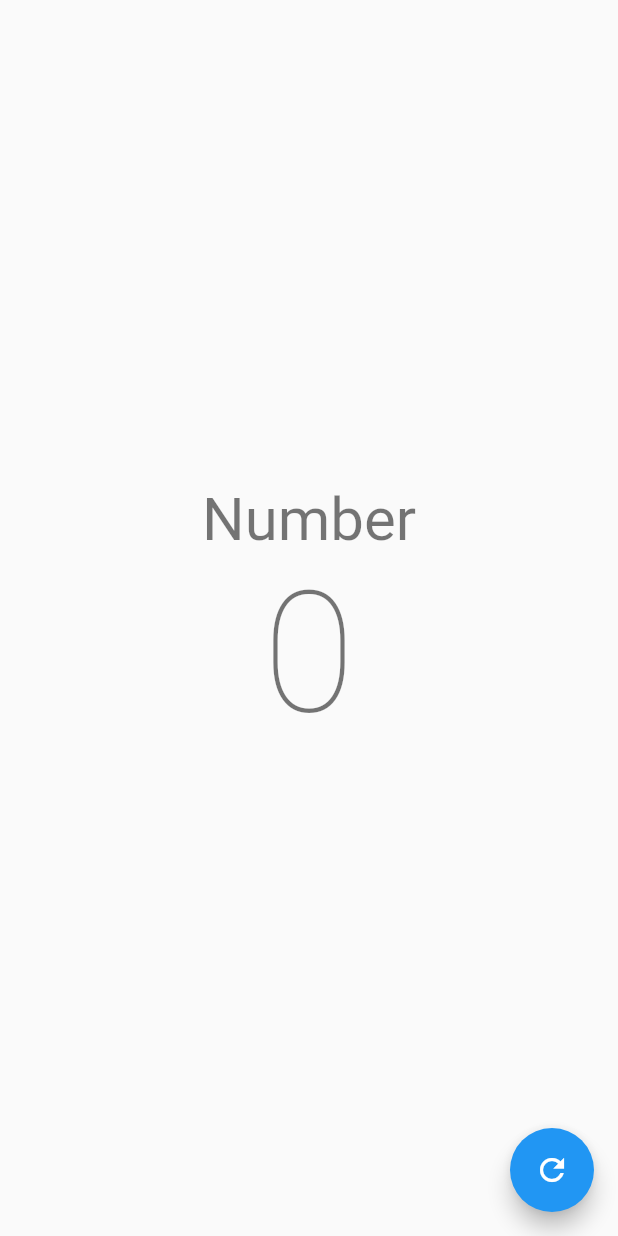
After one commit to charger513/flutter_demos, a Flutter app: the screen it shows after launch, after a tap on "RNG Animation", on a phone screen of 412 x 824 dp. The commit adds this screen. Run offline on Flutter 3.47's test engine with Material 2 defaults, Android fonts, the light colour scheme and no system bars; our stand-ins replace google_fonts, syncfusion_flutter_sliders.

Commit message:
Add rng animation page

```diff
--- a/lib/home_page.dart
+++ b/lib/home_page.dart
@@ -5,6 +5,7 @@ import 'package:flutter_portafolio/list_animation/ui/pages/list_animation_page.d
 import 'package:flutter_portafolio/page_view_center_scale/ui/pages/page_view_center_scale_page.dart';
 import 'package:flutter_portafolio/parallax_scroll/ui/pages/parallax_page.dart';
 import 'package:flutter_portafolio/particles_animations/ui/pages/particles_animations_page.dart';
+import 'package:flutter_portafolio/rng_animation/ui/pages/rng_animation_page.dart';
 import 'package:flutter_portafolio/wave_animation/ui/pages/wave_animation_page.dart';
 import 'package:google_fonts/google_fonts.dart';
 
@@ -63,8 +64,8 @@ class HomePage extends StatelessWidget {
                   ),
                   trailing: const Icon(Icons.chevron_right),
                   onTap: () {
-                    Navigator.of(context).push(
-                        MaterialPageRoute(builder: (_) => ParallaxPage()));
+                    Navigator.of(context).push(MaterialPageRoute(
+                        builder: (_) => const ParallaxPage()));
                   },
                 ),
               ),
@@ -110,7 +111,7 @@ class HomePage extends StatelessWidget {
                   onTap: () {
                     Navigator.of(context).push(
                       MaterialPageRoute(
-                        builder: (_) => ParticlesAnimationsPage(),
+                        builder: (_) => const ParticlesAnimationsPage(),
                       ),
                     );
                   },
@@ -126,7 +127,23 @@ class HomePage extends StatelessWidget {
                   onTap: () {
                     Navigator.of(context).push(
                       MaterialPageRoute(
-                        builder: (_) => WaveAnimationPage(),
+                        builder: (_) => const WaveAnimationPage(),
+                      ),
+                    );
+                  },
+                ),
+              ),
+              Card(
+                child: ListTile(
+                  title: Text(
+                    'RNG Animation',
+                    style: GoogleFonts.merriweatherSans(),
+                  ),
+                  trailing: const Icon(Icons.chevron_right),
+                  onTap: () {
+                    Navigator.of(context).push(
+                      MaterialPageRoute(
+                        builder: (_) => const RngAnimationPage(),
                       ),
                     );
                   },
--- /dev/null
+++ b/lib/rng_animation/ui/pages/rng_animation_page.dart
@@ -0,0 +1,98 @@
+import 'dart:math';
+
+import 'package:flutter/material.dart';
+
+class RngAnimationPage extends StatefulWidget {
+  const RngAnimationPage({super.key});
+
+  @override
+  State<RngAnimationPage> createState() => _RngAnimationPageState();
+}
+
+class _RngAnimationPageState extends State<RngAnimationPage>
+    with SingleTickerProviderStateMixin {
+  late final AnimationController _controller;
+  int randomNumber = 0;
+  int lastAnimationNumber = 0;
+  int currentAnimationNumber = 0;
+
+  @override
+  void initState() {
+    super.initState();
+    _controller = AnimationController(
+      duration: const Duration(seconds: 5),
+      vsync: this,
+    );
+
+    final tween = IntTween(begin: 0, end: 50)
+        .animate(CurvedAnimation(parent: _controller, curve: Curves.easeOut));
+
+    // _controller.addListener(() {
+    //   debugPrint(_controller.value.toString());
+    //   setState(() {
+    //     getRandomNumber(_controller.value);
+    //   });
+    // });
+
+    tween.addListener(() {
+      debugPrint(tween.value.toString());
+      getRandomNumberInt(tween.value);
+      if (tween.isCompleted) {
+        setState(() {
+          randomNumber = Random().nextInt(100);
+        });
+      }
+    });
+  }
+
+  @override
+  void dispose() {
+    _controller.dispose();
+    super.dispose();
+  }
+
+  void getRandomNumber(double animationValue) {
+    if ((animationValue * 100).round() % 5 == 0) {
+      randomNumber = Random().nextInt(100);
+    }
+  }
+
+  void getRandomNumberInt(int animationValue) {
+    currentAnimationNumber = animationValue;
+    if (currentAnimationNumber != lastAnimationNumber) {
+      lastAnimationNumber = currentAnimationNumber;
+      // if (animationValue % 2 == 0) {
+      setState(() {
+        randomNumber = Random().nextInt(100);
+      });
+      // }
+    }
+  }
+
+  @override
+  Widget build(BuildContext context) {
+    return Scaffold(
+      floatingActionButton: FloatingActionButton(
+        onPressed: () {
+          _controller.forward(from: 0);
+        },
+        child: const Icon(Icons.refresh),
+      ),
+      body: Center(
+        child: Column(
+          mainAxisAlignment: MainAxisAlignment.center,
+          children: [
+            Text(
+              'Number',
+              style: Theme.of(context).textTheme.headlineLarge,
+            ),
+            Text(
+              randomNumber.toString(),
+              style: Theme.of(context).textTheme.displayLarge,
+            ),
+          ],
+        ),
+      ),
+    );
+  }
+}
```
